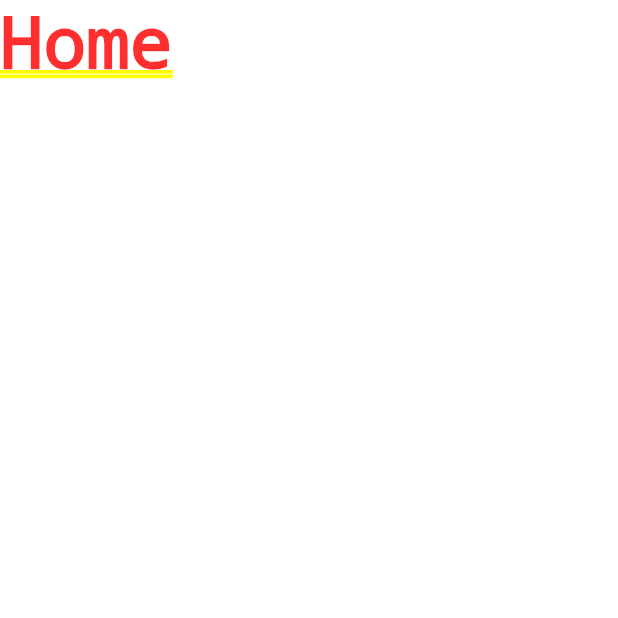
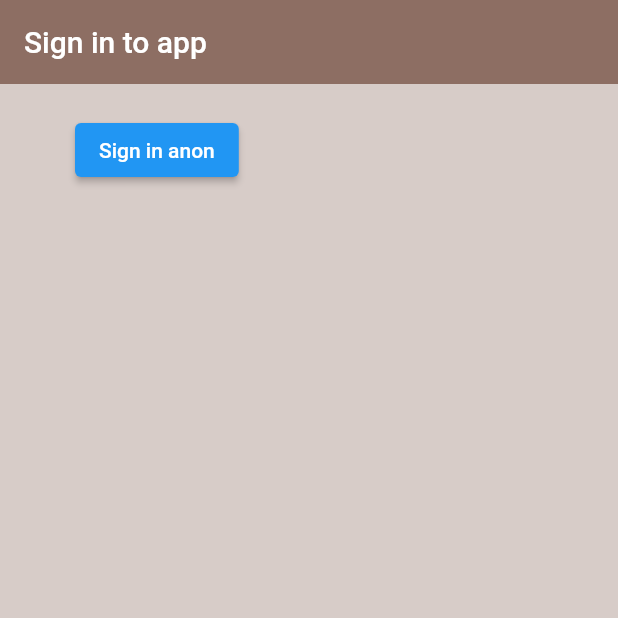
Before and after one commit to Hacikes/LearnFlutterPlusFirebase, a Flutter app: the screen it shows after launch, on a phone screen of 412 x 824 dp, the top half of it. Run offline on Flutter 3.47's test engine with Material 2 defaults, Android fonts, the light colour scheme and no system bars; our stand-ins replace firebase_auth, firebase_core; accounts and stored records are empty.

Commit message:
Урок 5
1) Сделали виджет для анонимного входа в файле sign_in.dart
2) Вызвали виджет для анонимной аутентификации на экране authenticate
3) Вывели в консоль вывод получилось войти или нет. У нас получилось, вывелось Sign in и данные об анонимном пользователе

```diff
--- a/lib/screen/authenticate/authenticate.dart
+++ b/lib/screen/authenticate/authenticate.dart
@@ -1,4 +1,5 @@
 import 'package:flutter/material.dart';
+import 'package:learning_flutter_and_firebase/screen/authenticate/sign_in.dart';
 
 class Authenticate extends StatefulWidget {
   const Authenticate({Key? key}) : super(key: key);
@@ -11,7 +12,8 @@
   @override
   Widget build(BuildContext context) {
     return Container(
-      child: Text('Authenticate'),
+      // Вызываем виджет SignIn для аутентификации
+      child: SignIn(),
     );
   }
 }
--- /dev/null
+++ b/lib/screen/authenticate/sign_in.dart
@@ -0,0 +1,44 @@
+import 'package:flutter/material.dart';
+import 'package:learning_flutter_and_firebase/services/auth.dart';
+
+class SignIn extends StatefulWidget {
+  const SignIn({Key? key}) : super(key: key);
+
+  @override
+  State<SignIn> createState() => _SignInState();
+}
+
+class _SignInState extends State<SignIn> {
+
+  // Создаём экзмепляр класса AuthService
+  final AuthService _auth = AuthService();
+
+  @override
+  Widget build(BuildContext context) {
+    return Scaffold(
+      backgroundColor: Colors.brown[100],
+      appBar: AppBar(
+        backgroundColor: Colors.brown[400],
+        elevation: 0.0,
+        title: Text('Sign in to app'),
+      ),
+      body: Container(
+        padding: EdgeInsets.symmetric(vertical: 20.0, horizontal: 50.0),
+        child: ElevatedButton(
+          child: Text('Sign in anon'),
+          onPressed: () async {
+            // Вызываем метод анонимной аутентификации
+            // И записываем это в динамическую переменную
+            dynamic result = await _auth.signInAnon();
+            if (result == null){
+                print('Error singing in');
+              } else {
+                print('Sign in');
+                print(result);
+              }
+            },
+        ),
+      ),
+    );
+  }
+}
--- a/lib/screen/wrapper.dart
+++ b/lib/screen/wrapper.dart
@@ -9,6 +9,6 @@
   Widget build(BuildContext context) {
 
     // Вернуть или экран home или authenticate
-    return Home();
+    return Authenticate();
   }
 }
```
